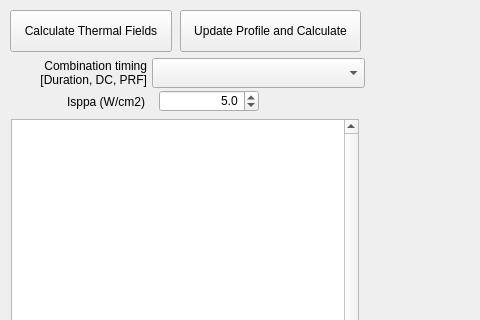
ProteusMRIgHIFU/BabelBrain, file BabelBrain/Babel_Thermal/form.ui: the form before one commit; both pictures show x 0 to 480 and y 0 to 320 of the 1251 by 483 pixel window.
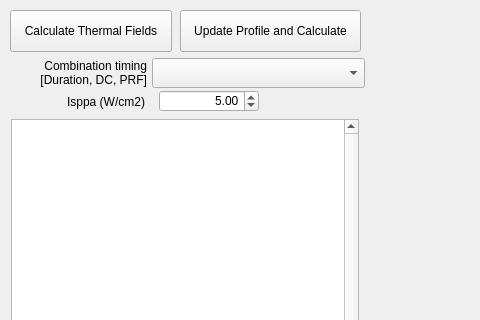
The form after the commit.

Commit message: show cur directory of planning

What changed in the file:
```diff
--- a/BabelBrain/Babel_Thermal/form.ui
+++ b/BabelBrain/Babel_Thermal/form.ui
@@ -98,13 +98,13 @@
     <set>Qt::AlignRight|Qt::AlignTrailing|Qt::AlignVCenter</set>
    </property>
    <property name="decimals">
-    <number>1</number>
+    <number>2</number>
    </property>
    <property name="minimum">
     <double>0.100000000000000</double>
    </property>
    <property name="maximum">
-    <double>30.000000000000000</double>
+    <double>60.000000000000000</double>
    </property>
    <property name="singleStep">
     <double>0.100000000000000</double>
```
Left out of the diff: 10 changed lines with no effect on the pictures. The commit also changes 1 other file.
